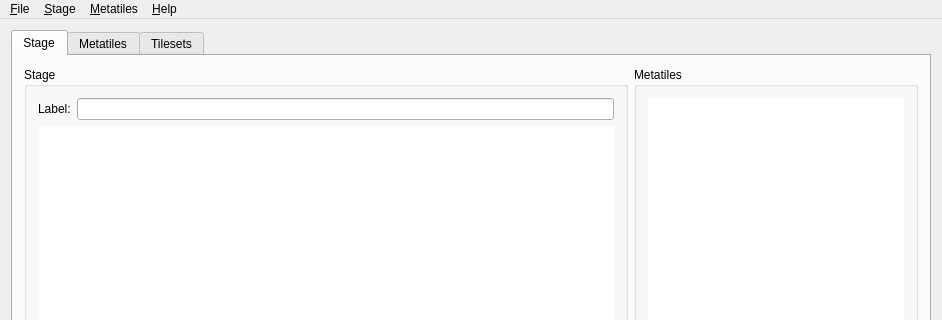
Above: nesstagetool.ui from BattyBovine/NES-Stage-Tool before the change; both pictures show x 0 to 942 and y 0 to 320 of the 942 by 600 pixel window. Below: the same form after it.
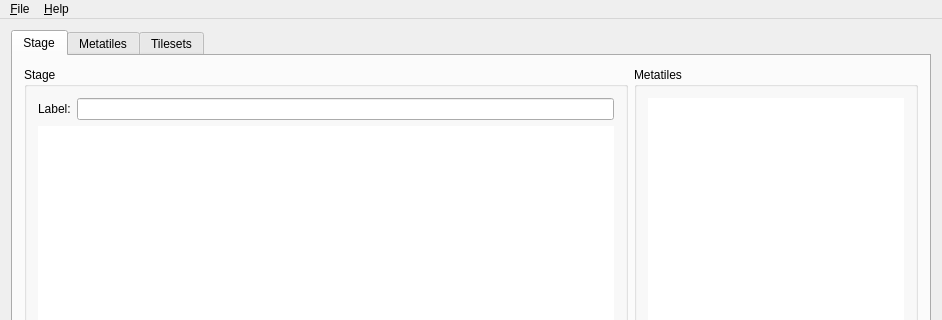
That is the form after the change. Custom widgets are drawn as their Qt base class.

What changed in the file:
```diff
--- a/nesstagetool.ui
+++ b/nesstagetool.ui
@@ -1093,13 +1093,6 @@
     <addaction name="actionNewProject"/>
     <addaction name="actionOpenProject"/>
     <addaction name="actionSaveProject"/>
-    <addaction name="separator"/>
-    <addaction name="actionExit"/>
-   </widget>
-   <widget class="QMenu" name="menuMetasprites">
-    <property name="title">
-     <string>&amp;Stage</string>
-    </property>
     <addaction name="actionOpenStageFile"/>
     <addaction name="actionSaveStageFileASM"/>
     <addaction name="actionSaveStageFileBinary"/>
@@ -1107,14 +1100,8 @@
     <addaction name="actionOpenCHR"/>
     <addaction name="separator"/>
     <addaction name="actionOpenPalette"/>
-   </widget>
-   <widget class="QMenu" name="menuAnimation">
-    <property name="title">
-     <string>&amp;Metatiles</string>
-    </property>
-    <addaction name="actionOpenAnimation"/>
-    <addaction name="actionSaveAnimationASM"/>
-    <addaction name="actionSaveAnimationBinary"/>
+    <addaction name="separator"/>
+    <addaction name="actionExit"/>
    </widget>
    <widget class="QMenu" name="menuHelp">
     <property name="title">
@@ -1125,8 +1112,6 @@
     <addaction name="actionAbout"/>
    </widget>
    <addaction name="menuFile"/>
-   <addaction name="menuMetasprites"/>
-   <addaction name="menuAnimation"/>
    <addaction name="menuHelp"/>
   </widget>
   <action name="actionSavePalette">
```
Left out of the diff: 37 changed lines with no effect on the pictures.
